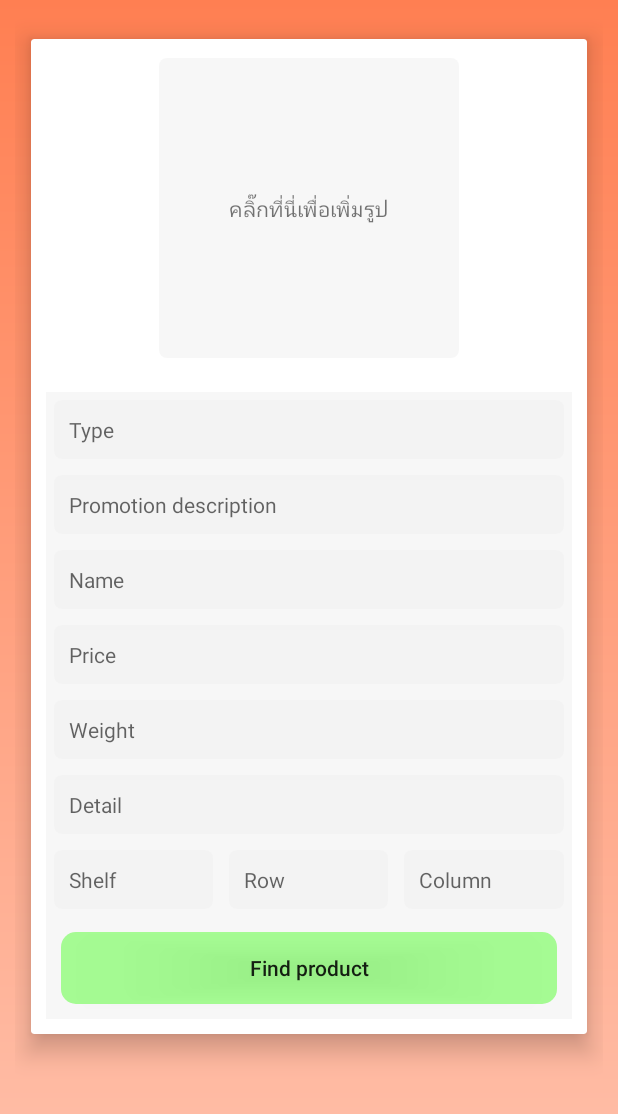
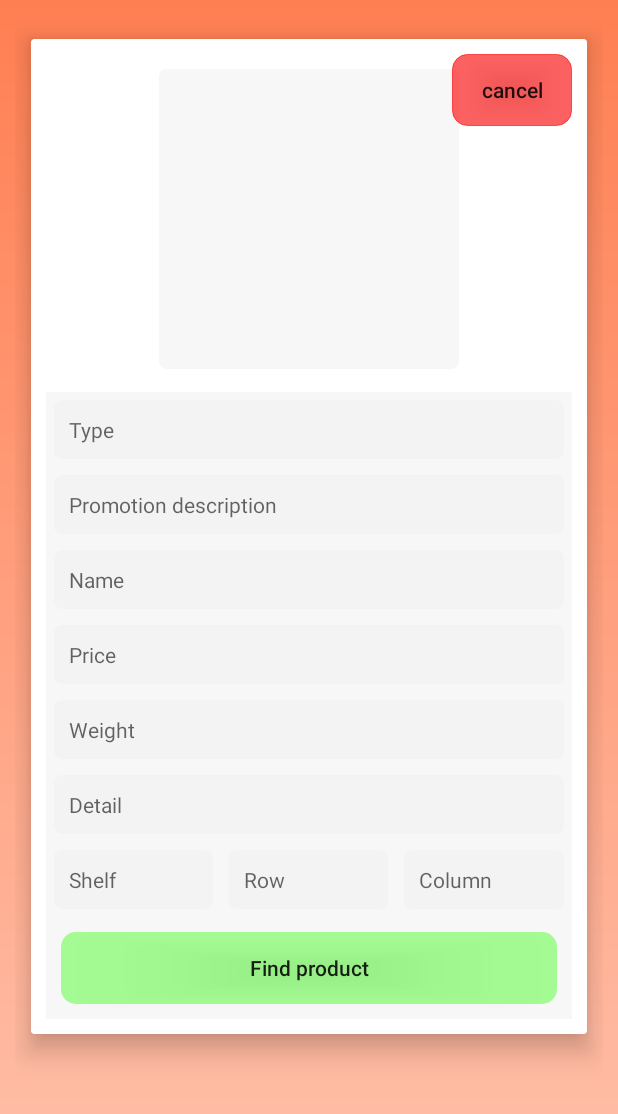
Before and after one commit to Threeraphat/MY_PJ01, an Android app: the layout dialog_view_detail.xml on its own in the app's theme, with its tools: preview values and no code run, on a phone screen of 412 x 824 dp. Shown: the top 1114 px of the screen. Run offline under Robolectric (Android 15) with nearby library versions, the phone set to English and light mode, and no system bars.

Commit message:
add products dialog

```diff
--- /dev/null
+++ b/app/src/main/res/drawable/button_cancel.xml
@@ -0,0 +1,28 @@
+<selector xmlns:android="http://schemas.android.com/apk/res/android">
+
+    <item android:state_focused="false" android:state_pressed="false">
+        <shape>
+            <solid android:color="@color/buttonDeleteNotPressed" />
+            <stroke android:width="0.1dp" android:color="@color/buttonDeleteNotPressed" />
+            <corners android:radius="10dp" />
+
+        </shape>
+    </item>
+    <item android:state_focused="true" android:state_pressed="true">
+        <shape>
+            <solid android:color="@color/colorTranparent" />
+            <stroke android:width="0.1dp" android:color="@color/colorTranparent" />
+            <corners android:radius="10dp" />
+
+        </shape>
+    </item>
+    <item android:state_focused="false" android:state_pressed="true">
+        <shape>
+            <solid android:color="@color/colorTranparent" />
+            <stroke android:width="0.1dp" android:color="@color/colorTranparent" />
+            <corners android:radius="10dp" />
+
+        </shape>
+    </item>
+
+</selector>
--- a/app/src/main/res/layout/dialog_view_detail.xml
+++ b/app/src/main/res/layout/dialog_view_detail.xml
@@ -18,6 +18,16 @@
                 android:layout_width="wrap_content"
                 android:layout_height="wrap_content"
                 android:layout_centerHorizontal="true">
+                <Button
+                    android:id="@+id/cancel"
+                    android:layout_width="80dp"
+                    android:layout_height="wrap_content"
+                    android:background="@drawable/button_cancel"
+                    android:layout_margin="10dp"
+                    android:padding="5dp"
+                    android:text="cancel"
+                    android:layout_alignParentRight="true"
+                    android:textAllCaps="false"/>
                 <ImageView
                     android:id="@+id/Img1"
                     android:background="@drawable/rounded_label"
@@ -27,12 +37,6 @@
                     android:layout_marginBottom="5dp"
                     android:layout_width="200dp"
                     android:layout_height="200dp"/>
-                <TextView
-                    android:id="@+id/clickHere"
-                    android:layout_width="wrap_content"
-                    android:layout_height="wrap_content"
-                    android:text="คลิ๊กที่นี่เพื่อเพิ่มรูป"
-                    android:layout_centerInParent="true"/>
             </RelativeLayout>
 
 
```
Also changed, not shown: app/src/main/java/com/example/my_pj01/DataAdapter.java (+18 -1 lines), app/src/main/java/com/example/my_pj01/MainActivity.java (+94 -1 lines).
